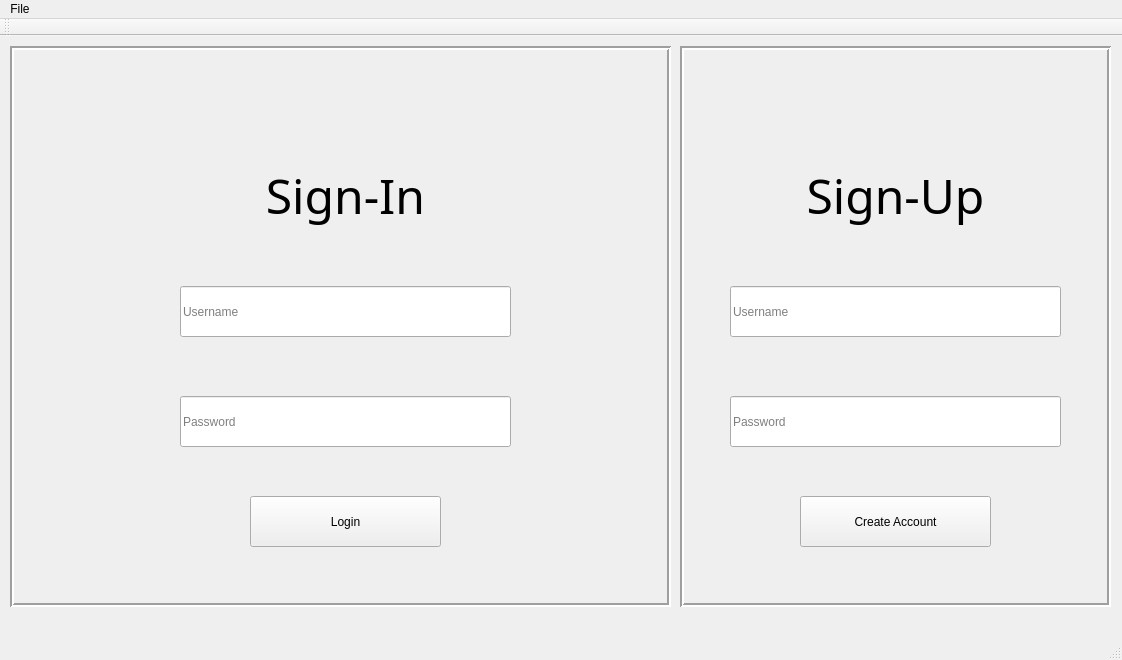
Above: GUIProject/QtGUI/mainwindow.ui from johan1252/QNoteGet before the change. Below: the same form after it.
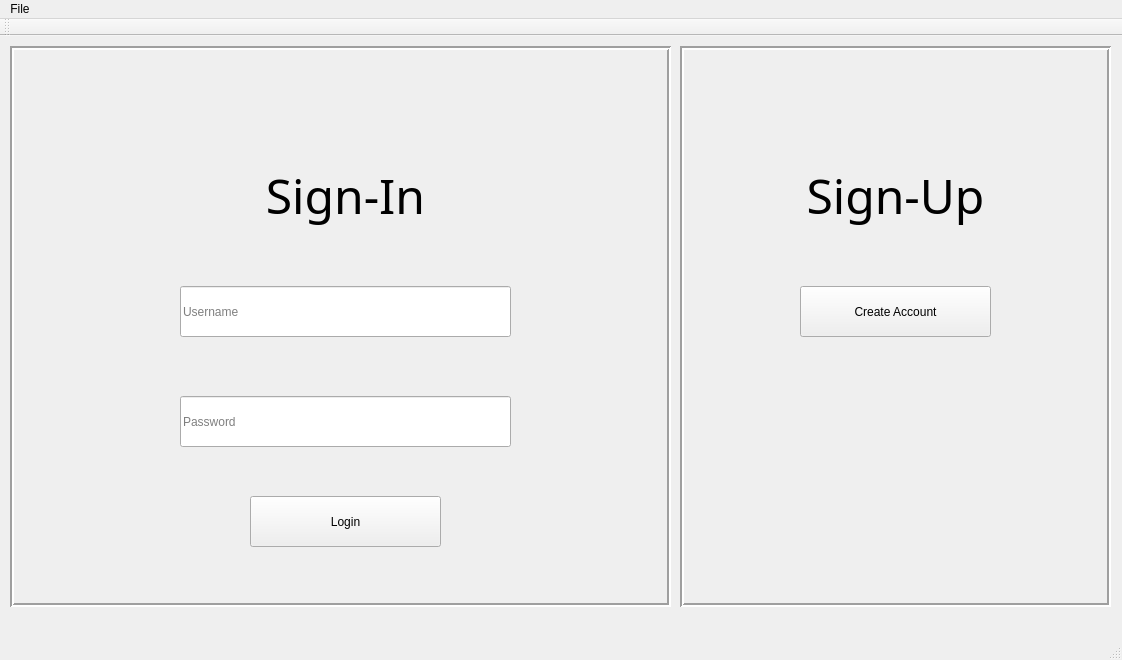
That is the form after the change. The open tabs and pages were chosen to show the change. Icons and pictures are not drawn.

```diff
--- a/GUIProject/QtGUI/mainwindow.ui
+++ b/GUIProject/QtGUI/mainwindow.ui
@@ -180,41 +180,6 @@
       <property name="lineWidth">
        <number>2</number>
       </property>
-      <widget class="QLineEdit" name="lineEdit_2">
-       <property name="geometry">
-        <rect>
-         <x>50</x>
-         <y>350</y>
-         <width>331</width>
-         <height>51</height>
-        </rect>
-       </property>
-       <property name="echoMode">
-        <enum>QLineEdit::Password</enum>
-       </property>
-       <property name="placeholderText">
-        <string>Password</string>
-       </property>
-       <property name="cursorMoveStyle">
-        <enum>Qt::VisualMoveStyle</enum>
-       </property>
-      </widget>
-      <widget class="QLineEdit" name="lineEdit_4">
-       <property name="geometry">
-        <rect>
-         <x>50</x>
-         <y>240</y>
-         <width>331</width>
-         <height>51</height>
-        </rect>
-       </property>
-       <property name="placeholderText">
-        <string>Username</string>
-       </property>
-       <property name="cursorMoveStyle">
-        <enum>Qt::VisualMoveStyle</enum>
-       </property>
-      </widget>
       <widget class="QLabel" name="label_2">
        <property name="geometry">
         <rect>
@@ -250,7 +215,7 @@
        <property name="geometry">
         <rect>
          <x>120</x>
-         <y>450</y>
+         <y>240</y>
          <width>191</width>
          <height>51</height>
         </rect>
```
Left out of the diff: 40 changed lines with no effect on the pictures.
